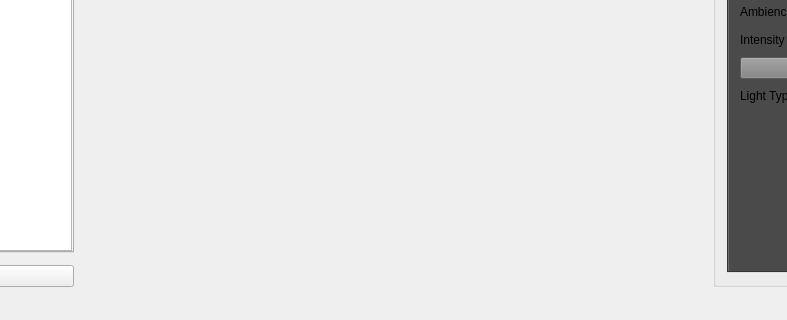
The window that SSPSolution/SSP_Editor/SSP_Editor.ui (Chringo/SSP) describes before a commit, drawn with Qt 5; both pictures show x 197 to 984 and y 416 to 736 of the 1171 by 736 pixel window.
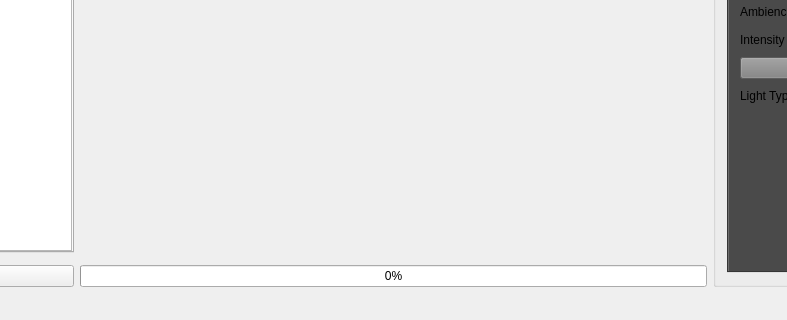
The same window after the commit.

Patch:
```diff
--- a/SSPSolution/SSP_Editor/SSP_Editor.ui
+++ b/SSPSolution/SSP_Editor/SSP_Editor.ui
@@ -2977,6 +2977,13 @@
       </widget>
      </widget>
     </item>
+    <item row="4" column="2">
+     <widget class="QProgressBar" name="BPF_progressBar">
+      <property name="value">
+       <number>0</number>
+      </property>
+     </widget>
+    </item>
    </layout>
   </widget>
   <widget class="QMenuBar" name="menuBar">
```
